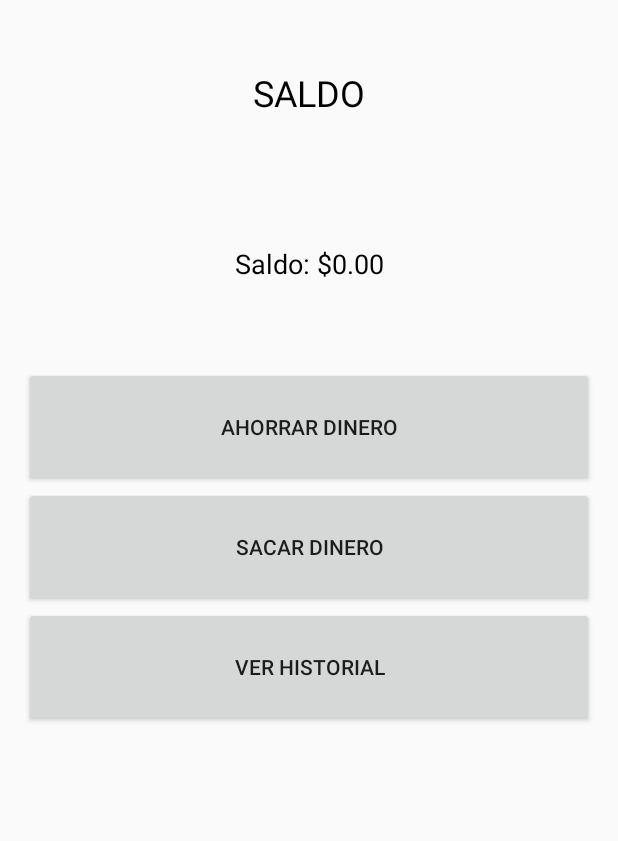
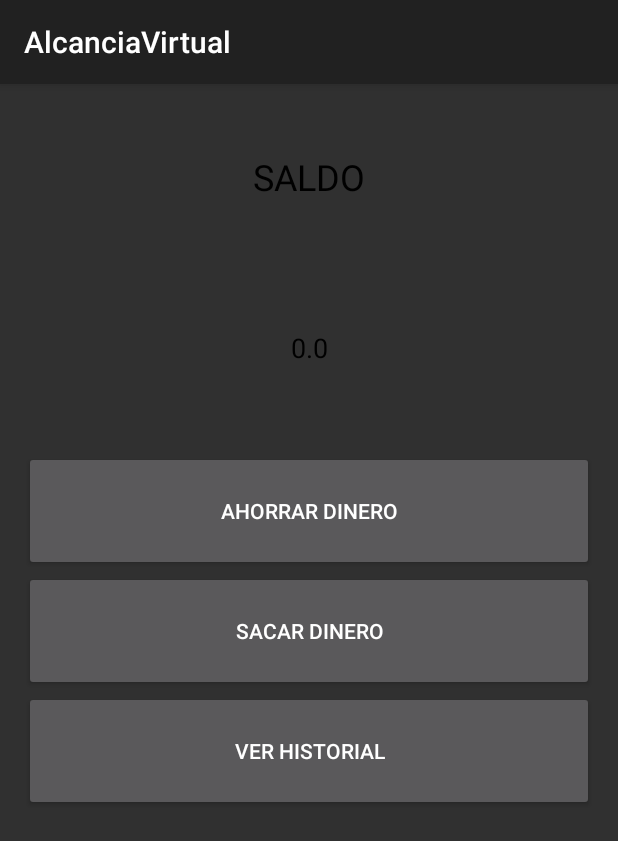
Before and after one commit to MrCrilopz/AlcanciaVirtual, an Android app built with Jetpack Compose: the screen it shows after launch (MainActivity before the commit, Principal_y_saldo after it), on a phone screen of 412 x 824 dp. Shown: the top 841 px of the screen. Run offline under Robolectric (Android 15) with nearby library versions, the phone set to English and light mode, and no system bars.

```diff
--- /dev/null
+++ b/app/src/main/java/com/example/alcanciavirtual/Cuenta.kt
@@ -0,0 +1,17 @@
+package com.example.alcanciavirtual
+
+class Cuenta {
+    var saldo: Double = 0.0
+
+    fun agregarSaldo(monto: Double){
+        if (monto >= 0) {
+            saldo += monto
+        }
+    }
+
+    fun sacarSaldo(monto: Double){
+        if (saldo>monto){
+            saldo-=monto
+        }
+    }
+}
--- a/app/src/main/java/com/example/alcanciavirtual/MainActivity.kt
+++ /dev/null
@@ -1,22 +0,0 @@
-package com.example.alcanciavirtual
-
-import android.content.Intent
-import android.os.Bundle
-import android.widget.Button
-import androidx.activity.ComponentActivity
-import androidx.activity.compose.setContent
-import androidx.compose.foundation.layout.fillMaxSize
-import androidx.compose.material3.MaterialTheme
-import androidx.compose.material3.Surface
-import androidx.compose.material3.Text
-import androidx.compose.runtime.Composable
-import androidx.compose.ui.Modifier
-import androidx.compose.ui.tooling.preview.Preview
-import com.example.alcanciavirtual.ui.theme.AlcanciaVirtualTheme
-
-class MainActivity : ComponentActivity() {
-    override fun onCreate(savedInstanceState: Bundle?) {
-        super.onCreate(savedInstanceState)
-        setContentView(R.layout.activity_principal_y_saldo)
-    }
-}
--- a/app/src/main/java/com/example/alcanciavirtual/Principal_y_saldo.kt
+++ b/app/src/main/java/com/example/alcanciavirtual/Principal_y_saldo.kt
@@ -4,8 +4,7 @@ import androidx.appcompat.app.AppCompatActivity
 import android.os.Bundle
 import android.content.Intent
 import android.widget.Button
-import android.util.Log
-
+import android.widget.TextView
 
 class Principal_y_saldo : AppCompatActivity() {
     override fun onCreate(savedInstanceState: Bundle?) {
@@ -15,21 +14,24 @@ class Principal_y_saldo : AppCompatActivity() {
         val botonAhorrar = findViewById<Button>(R.id.botonAhorrarPrincipal)
         val botonSacar = findViewById<Button>(R.id.botonSacarPrincipal)
         val botonVerHistorial = findViewById<Button>(R.id.botonVerHistorialPrincipal)
+        val saldoTextView = findViewById<TextView>(R.id.saldoTextView)
 
-        // Configurar un OnClickListener para el botón "Ahorrar dinero"
+        // Obtener el saldo actualizado
+        val saldoActualizado = CuentaSingleton.cuenta.saldo
+
+        // Actualizar el TextView con el nuevo saldo
+        saldoTextView.text = saldoActualizado.toString()
+
         botonAhorrar.setOnClickListener {
-            Log.d("MiApp", "Botón Ahorrar clickeado")
             val intent = Intent(this, Ahorrar_dinero::class.java)
             startActivity(intent)
         }
 
-        // Configurar un OnClickListener para el botón "Sacar dinero"
         botonSacar.setOnClickListener {
             val intent = Intent(this, Sacar_dinero::class.java)
             startActivity(intent)
         }
 
-        // Configurar un OnClickListener para el botón "Ver historial"
         botonVerHistorial.setOnClickListener {
             val intent = Intent(this, Historial::class.java)
             startActivity(intent)
--- a/app/src/main/res/layout/activity_principal_y_saldo.xml
+++ b/app/src/main/res/layout/activity_principal_y_saldo.xml
@@ -21,11 +21,10 @@
             android:textSize="24sp" />
 
         <TextView
-            android:id="@+id/Pag_principal_saldoTextView"
+            android:id="@+id/saldoTextView"
             android:layout_width="match_parent"
             android:layout_height="137dp"
             android:gravity="center"
-            android:text="Saldo: $0.00"
             android:textColor="@android:color/black"
             android:textSize="18sp" />
 
--- a/app/src/main/res/layout/activity_sacar_dinero.xml
+++ b/app/src/main/res/layout/activity_sacar_dinero.xml
@@ -28,12 +28,12 @@
             android:textColor="@android:color/black"
             android:textSize="24sp" />
 
-        <TextView
-            android:id="@+id/Sacar_saldoTextView"
+        <EditText
+            android:id="@+id/textoSacarDinero"
             android:layout_width="match_parent"
             android:layout_height="137dp"
             android:gravity="center"
-            android:text="Sacar: $0.00"
+            android:hint="Ingrese el dinero:"
             android:textColor="@android:color/black"
             android:textSize="18sp" />
 
```
Also changed, not shown: app/src/main/AndroidManifest.xml (+8 -8 lines), app/src/main/java/com/example/alcanciavirtual/Ahorrar_dinero.kt (+10 -33 lines), app/src/main/java/com/example/alcanciavirtual/CuentaSingleton.kt (added, +31 -0 lines), app/src/main/java/com/example/alcanciavirtual/Historial.kt (+9 -0 lines), app/src/main/java/com/example/alcanciavirtual/Sacar_dinero.kt (+19 -0 lines), app/src/main/res/layout/activity_ahorrar_dinero.xml (+5 -4 lines).
